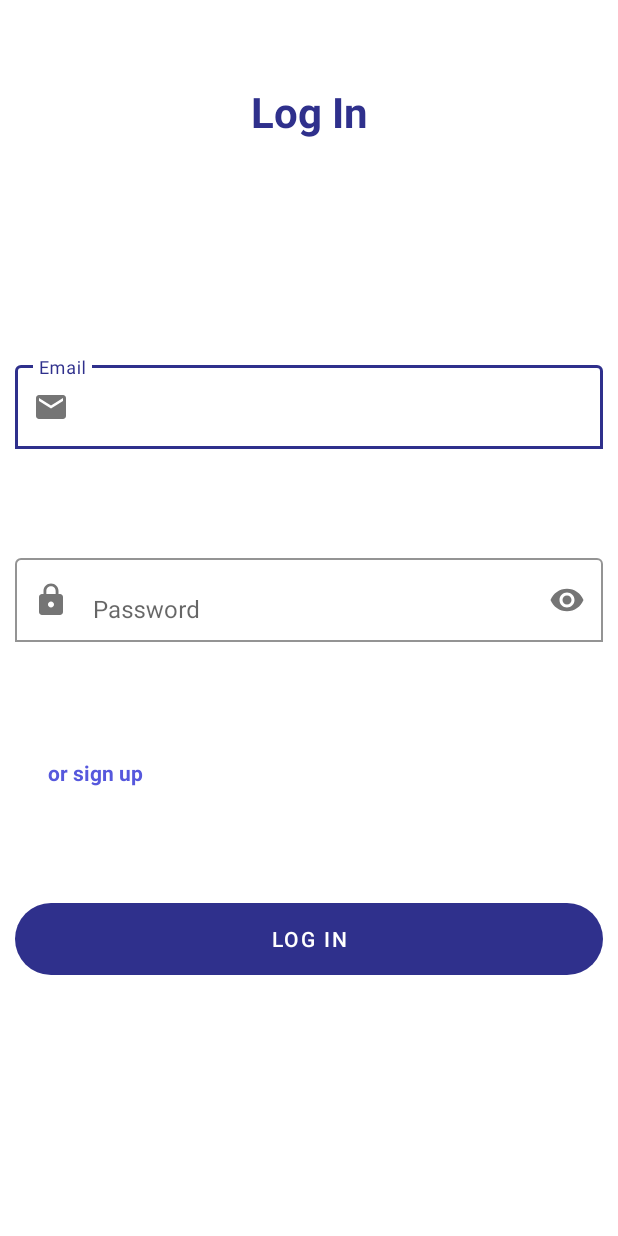
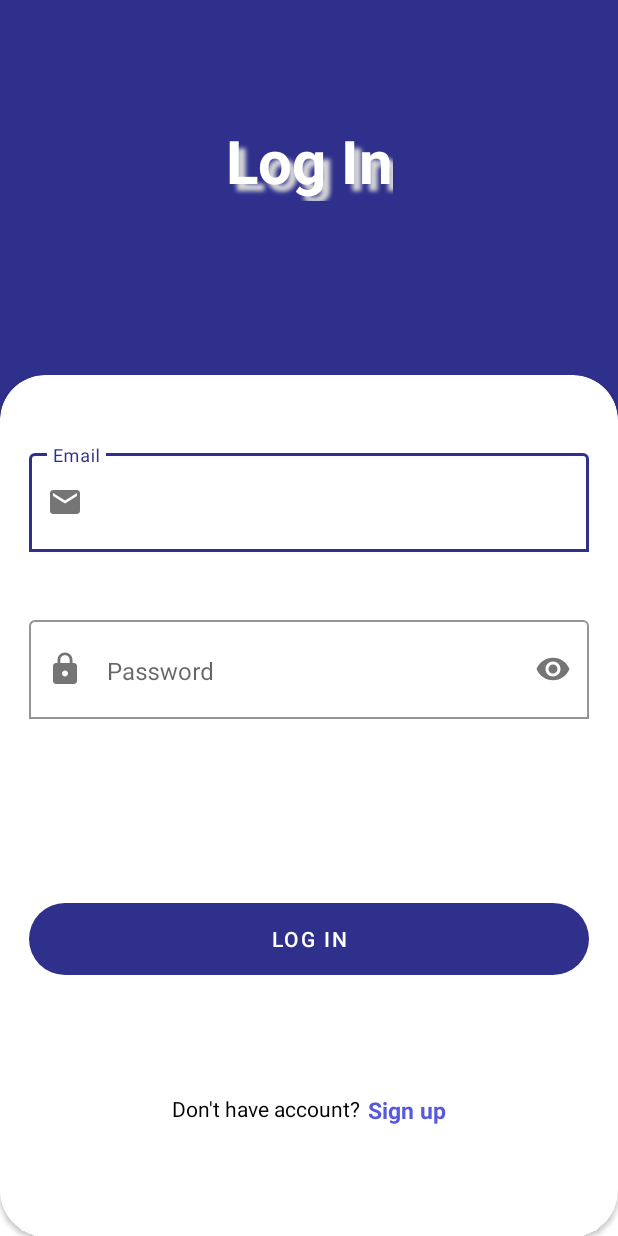
Before and after one commit to Hemmah-App/hemmah_android, an Android app: the screen it shows after launch (LoginActivity), on a phone screen of 412 x 824 dp. Run offline under Robolectric (Android 15) with nearby library versions, the phone set to English and light mode, and no system bars; libraries missing offline, so code that uses them is left out: com.facebook.common, org.webrtc.

Commit message:
new design to the login activity

```diff
--- /dev/null
+++ b/app/src/main/res/drawable/cardview_corner.xml
@@ -0,0 +1,10 @@
+<?xml version="1.0" encoding="utf-8"?>
+<shape xmlns:android="http://schemas.android.com/apk/res/android"
+            android:shape="rectangle">
+    <solid android:color="@color/white"/>
+    <corners
+            android:bottomLeftRadius="0dp"
+            android:bottomRightRadius="0dp"
+            android:topLeftRadius="40dp"
+            android:topRightRadius="40dp" />
+</shape>
--- a/app/src/main/res/layout/activity_login.xml
+++ b/app/src/main/res/layout/activity_login.xml
@@ -5,46 +5,75 @@
     xmlns:tools="http://schemas.android.com/tools"
     android:layout_width="match_parent"
     android:layout_height="match_parent"
+    android:background="@color/white"
     tools:context=".ui.LoginActivity">
+
+    <View
+        android:layout_width="0dp"
+        android:layout_height="0dp"
+        android:background="@color/blue"
+        app:layout_constraintBottom_toTopOf="@+id/login_cardview"
+        app:layout_constraintEnd_toEndOf="parent"
+        app:layout_constraintStart_toStartOf="parent"
+        app:layout_constraintTop_toTopOf="parent" />
+
 
     <TextView
         android:id="@+id/login_header_TV"
         android:layout_width="wrap_content"
         android:layout_height="wrap_content"
+        android:layout_marginTop="80dp"
+        android:shadowColor="@color/amp_light_gray"
+        android:shadowDx="7"
+        android:shadowDy="7"
+        android:shadowRadius="3"
         android:text="@string/logIn_TV"
-        android:textColor="@color/blue"
-        android:textSize="28sp"
+        android:textColor="@color/white"
+        android:textSize="40sp"
         android:textStyle="bold"
+        app:layout_constraintEnd_toEndOf="parent"
+        app:layout_constraintStart_toStartOf="parent"
+        app:layout_constraintTop_toTopOf="parent" />
+
+
+    <androidx.cardview.widget.CardView
+        android:id="@+id/login_cardview"
+        android:layout_width="match_parent"
+        android:layout_height="match_parent"
+        android:layout_marginTop="250dp"
+        app:cardCornerRadius="30dp"
         app:layout_constraintBottom_toBottomOf="parent"
         app:layout_constraintEnd_toEndOf="parent"
         app:layout_constraintStart_toStartOf="parent"
-        app:layout_constraintTop_toTopOf="parent"
-        app:layout_constraintVertical_bias="0.06999999" />
+        app:layout_constraintTop_toBottomOf="@+id/login_header_TV">
+        <ScrollView
+            android:layout_width="match_parent"
+            android:layout_height="match_parent">
+        <androidx.constraintlayout.widget.ConstraintLayout
+            android:layout_width="match_parent"
+            android:layout_height="match_parent">
 
 
             <com.google.android.material.textfield.TextInputLayout
                 android:id="@+id/textInputLayout_email"
-        android:layout_width="match_parent"
+                android:layout_width="0dp"
                 android:layout_height="wrap_content"
-        android:layout_margin="10dp"
-        android:layout_marginBottom="94dp"
                 app:boxBackgroundColor="@color/transparent"
                 app:boxBackgroundMode="outline"
                 app:endIconMode="clear_text"
                 app:hintAnimationEnabled="true"
-        app:layout_constraintBottom_toTopOf="@+id/textInputLayout_pass"
-        app:layout_constraintEnd_toEndOf="parent"
-        app:layout_constraintStart_toStartOf="parent"
-        app:layout_constraintTop_toTopOf="parent"
-        app:layout_constraintVertical_bias="0.8"
+                app:layout_constraintEnd_toStartOf="@id/rightguideline"
+                app:layout_constraintStart_toEndOf="@id/leftguideline"
+                app:layout_constraintTop_toBottomOf="@id/topguideline"
                 app:startIconDrawable="@drawable/emailicon">
 
 
                 <EditText
                     android:layout_width="match_parent"
-            android:layout_height="wrap_content"
+                    android:layout_height="match_parent"
                     android:autofillHints="emailAddress"
-            android:hint="@string/email_ET" />
+                    android:hint="@string/email_ET"
+                    android:paddingBottom="20dp"/>
 
 
             </com.google.android.material.textfield.TextInputLayout>
@@ -52,70 +81,135 @@
 
             <com.google.android.material.textfield.TextInputLayout
                 android:id="@+id/textInputLayout_pass"
-        android:layout_width="match_parent"
+                android:layout_width="0dp"
                 android:layout_height="wrap_content"
-        android:layout_margin="10dp"
+                android:layout_marginVertical="40dp"
                 app:boxBackgroundColor="@color/transparent"
                 app:boxBackgroundMode="outline"
                 app:hintAnimationEnabled="true"
-        app:layout_constraintBottom_toBottomOf="parent"
-        app:layout_constraintEnd_toEndOf="parent"
-        app:layout_constraintStart_toStartOf="parent"
-        app:layout_constraintTop_toTopOf="parent"
-        app:layout_constraintVertical_bias="0.48000002"
+                app:layout_constraintEnd_toEndOf="@id/rightguideline"
+                app:layout_constraintStart_toEndOf="@id/leftguideline"
+                app:layout_constraintTop_toBottomOf="@+id/textInputLayout_email"
                 app:passwordToggleEnabled="true"
                 app:startIconDrawable="@drawable/passwordicon">
 
 
                 <EditText
                     android:layout_width="match_parent"
-            android:layout_height="wrap_content"
+                    android:layout_height="match_parent"
                     android:hint="@string/password_ET"
-            android:inputType="textPassword" />
+                    android:inputType="textPassword"
+                    android:paddingBottom="20dp"/>
 
             </com.google.android.material.textfield.TextInputLayout>
 
+            <ProgressBar
+                android:id="@+id/login_Pb"
+                style="circular"
+                android:layout_width="wrap_content"
+                android:layout_height="wrap_content"
+                android:indeterminate="true"
+                android:indeterminateTint="@color/blue"
+                android:visibility="gone"
+                app:layout_constraintEnd_toStartOf="@id/rightguideline"
+                app:layout_constraintHorizontal_bias="0.498"
+                app:layout_constraintStart_toEndOf="@id/leftguideline"
+
+                app:layout_constraintTop_toBottomOf="@id/topbuttonguidline"
+                app:trackThickness="8dp" />
+
+            <Button
+                android:id="@+id/buttonLogin"
+                android:layout_width="0dp"
+                android:layout_height="wrap_content"
+                android:layout_marginTop="27dp"
+                android:background="@drawable/button_background_color"
+                android:text="@string/signIn_Button"
+                app:layout_constraintEnd_toStartOf="@+id/rightguideline"
+                app:layout_constraintStart_toStartOf="@+id/leftguideline"
+                app:layout_constraintTop_toBottomOf="@+id/login_Pb" />
+
+            <RelativeLayout
+                android:layout_width="0dp"
+                android:layout_height="wrap_content"
+                app:layout_constraintBottom_toBottomOf="parent"
+                app:layout_constraintEnd_toStartOf="@+id/rightguideline"
+                app:layout_constraintHorizontal_bias="0.0"
+                app:layout_constraintStart_toStartOf="@+id/leftguideline"
+                app:layout_constraintTop_toBottomOf="@+id/buttonLogin"
+                android:gravity="center">
+
+                <TextView
+                    android:id="@+id/donthaveaccount"
+                    android:layout_width="wrap_content"
+                    android:layout_height="wrap_content"
+                    android:text="@string/dontHaveAccout"
+                    android:textColor="@color/black"
+                    android:textSize="14sp" />
 
                 <TextView
                     android:id="@+id/orSignUp_Tv"
-        android:layout_width="match_parent"
+                    android:layout_width="wrap_content"
                     android:layout_height="wrap_content"
-        android:layout_margin="12dp"
-        android:padding="20dp"
                     android:text="@string/orSignUp_TV"
+                    android:layout_marginStart="5dp"
                     android:textColor="#5658DD"
+                    android:textSize="15sp"
                     android:textStyle="bold"
-        app:layout_constraintBottom_toTopOf="@+id/buttonLogin"
-        app:layout_constraintEnd_toEndOf="parent"
-        app:layout_constraintStart_toStartOf="parent"
-        app:layout_constraintTop_toBottomOf="@+id/textInputLayout_pass"
-        tools:layout_editor_absoluteX="25dp" />
+                    android:layout_toRightOf="@+id/donthaveaccount" />
+            </RelativeLayout>
 
-    <Button
-        android:id="@+id/buttonLogin"
-        android:layout_width="match_parent"
+            <androidx.constraintlayout.widget.Guideline
+                android:id="@+id/leftguideline"
+                android:layout_width="wrap_content"
                 android:layout_height="wrap_content"
-        android:layout_margin="10dp"
-        android:background="@drawable/button_background_color"
-        android:text="@string/signIn_Button"
+                android:orientation="vertical"
+                app:layout_constraintGuide_percent="0.047169812" />
+
+            <androidx.constraintlayout.widget.Guideline
+                android:id="@+id/rightguideline"
+                android:layout_width="wrap_content"
+                android:layout_height="wrap_content"
+                android:orientation="vertical"
+                app:layout_constraintGuide_percent="0.9528302" />
+
+            <androidx.constraintlayout.widget.Guideline
+                android:id="@+id/topguideline"
+                android:layout_width="wrap_content"
+                android:layout_height="wrap_content"
+                android:orientation="horizontal"
+                app:layout_constraintGuide_percent="0.08" />
+
+            <androidx.constraintlayout.widget.Guideline
+                android:id="@+id/topbuttonguidline"
+                android:layout_width="wrap_content"
+                android:layout_height="wrap_content"
+                android:orientation="horizontal"
+                app:layout_constraintGuide_percent="0.56" />
+
+            <androidx.constraintlayout.widget.Guideline
+                android:id="@+id/bottomofPb"
+                android:layout_width="wrap_content"
+                android:layout_height="wrap_content"
+                android:orientation="horizontal"
                 app:layout_constraintBottom_toBottomOf="parent"
                 app:layout_constraintEnd_toEndOf="parent"
-        app:layout_constraintStart_toStartOf="parent"
-        app:layout_constraintTop_toBottomOf="@+id/textInputLayout_pass" />
-
-<ProgressBar
-        android:id="@+id/login_Pb"
-        android:layout_width="match_parent"
-        android:layout_height="wrap_content"
-        android:layout_marginBottom="44dp"
-        android:indeterminate="true"
-        android:indeterminateTint="@color/purple_500"
-        style="@style/Widget.AppCompat.ProgressBar.Horizontal"
-        android:visibility="gone"
-        app:trackThickness="8dp"
-        app:layout_constraintBottom_toTopOf="@+id/login_header_TV"
-        app:layout_constraintEnd_toEndOf="parent"
-        app:layout_constraintStart_toStartOf="parent"
+                app:layout_constraintEnd_toStartOf="parent"
+                app:layout_constraintGuide_percent="0.61"
                 app:layout_constraintTop_toTopOf="parent" />
 
+            <androidx.constraintlayout.widget.Guideline
+                android:id="@+id/guideline10"
+                android:layout_width="wrap_content"
+                android:layout_height="wrap_content"
+                android:orientation="horizontal"
+                app:layout_constraintGuide_begin="580dp" />
+
         </androidx.constraintlayout.widget.ConstraintLayout>
+        </ScrollView>
+
+    </androidx.cardview.widget.CardView>
+
+
+
+</androidx.constraintlayout.widget.ConstraintLayout>
--- a/app/src/main/res/layout/activity_register.xml
+++ b/app/src/main/res/layout/activity_register.xml
@@ -56,7 +56,8 @@
 
                     <EditText
                         android:layout_width="match_parent"
-                        android:layout_height="wrap_content" />
+                        android:layout_height="wrap_content"
+                        android:paddingBottom="20dp"/>
                 </com.google.android.material.textfield.TextInputLayout>
 
                 <com.google.android.material.textfield.TextInputLayout
@@ -74,7 +75,8 @@
 
                     <EditText
                         android:layout_width="match_parent"
-                        android:layout_height="wrap_content" />
+                        android:layout_height="wrap_content"
+                        android:paddingBottom="20dp"/>
                 </com.google.android.material.textfield.TextInputLayout>
 
                 <com.google.android.material.textfield.TextInputLayout
@@ -90,7 +92,8 @@
                     <EditText
                         android:layout_width="match_parent"
                         android:layout_height="wrap_content"
-                        android:hint="@string/userName_ET" />
+                        android:hint="@string/userName_ET"
+                        android:paddingBottom="20dp"/>
                 </com.google.android.material.textfield.TextInputLayout>
 
                 <com.google.android.material.textfield.TextInputLayout
@@ -107,7 +110,8 @@
                         android:layout_width="match_parent"
                         android:layout_height="wrap_content"
                         android:hint="@string/phone_number_hint"
-                        android:inputType="phone"/>
+                        android:inputType="phone"
+                        android:paddingBottom="20dp"/>
                 </com.google.android.material.textfield.TextInputLayout>
 
                 <com.google.android.material.textfield.TextInputLayout
@@ -123,7 +127,8 @@
                     <EditText
                         android:layout_width="match_parent"
                         android:layout_height="wrap_content"
-                        android:hint="@string/email_ET" />
+                        android:hint="@string/email_ET"
+                        android:paddingBottom="20dp"/>
                 </com.google.android.material.textfield.TextInputLayout>
 
                 <com.google.android.material.textfield.TextInputLayout
@@ -141,7 +146,8 @@
                         android:layout_width="match_parent"
                         android:layout_height="wrap_content"
                         android:hint="@string/password_ET"
-                        android:inputType="textPassword" />
+                        android:inputType="textPassword"
+                        android:paddingBottom="20dp"/>
                 </com.google.android.material.textfield.TextInputLayout>
 
                 <androidx.constraintlayout.widget.ConstraintLayout
--- a/app/src/main/res/values/strings.xml
+++ b/app/src/main/res/values/strings.xml
@@ -3,7 +3,8 @@
     <string name="emailHint">Email</string>
     <string name="passwordHint">Password</string>
     <string name="signIn_Button">Log in</string>
-    <string name="orSignUp_TV">or sign up</string>
+    <string name="orSignUp_TV">Sign up</string>
+    <string name="dontHaveAccout">Don\'t have account?</string>
     <string name="logIn_TV">Log In</string>
     <string name="createACCOUNT_TV">Create Account</string>
     <string name="firstName_ET">First Name</string>
```
Lines whose indentation alone changed are shown as unchanged.
